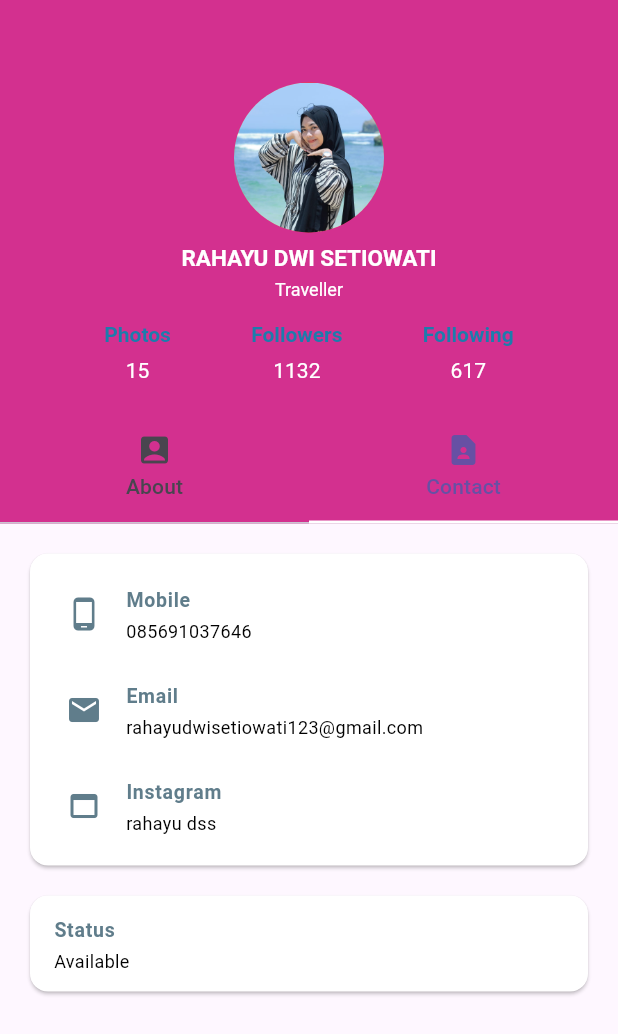
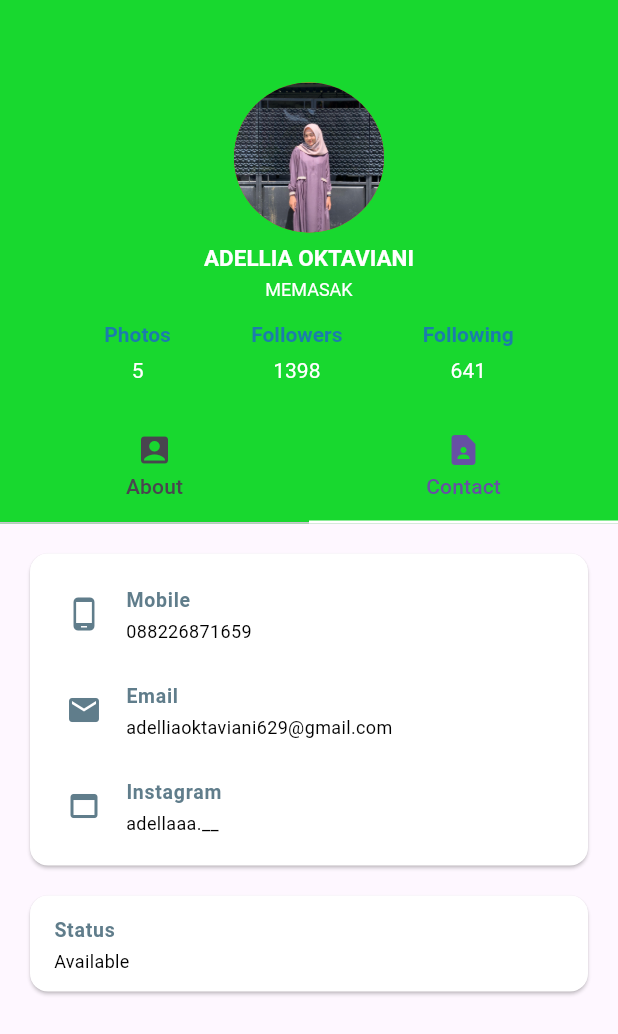
Before and after one commit to adellia1/MOBPRO_UTS, a Flutter app: the screen it shows after launch, tab 2 chosen, on a phone screen of 412 x 824 dp. Shown: the top 1034 px of the screen. Run offline on Flutter 3.47's test engine with Material 3 defaults, Android fonts, the phone set to English and light mode, and no system bars.

Commit message:
first commit

```diff
--- a/lib/main.dart
+++ b/lib/main.dart
@@ -48,7 +48,7 @@ class _ProfilePageState extends State<ProfilePage> {
       length: tabs.length,
       child: Scaffold(
         appBar: AppBar(
-          backgroundColor: Color.fromARGB(255, 211, 48, 143),
+          backgroundColor: Color.fromARGB(255, 24, 216, 47),
           titleTextStyle: const TextStyle(
             color: Colors.white,
           ),
@@ -94,7 +94,7 @@ class _ProfilePageState extends State<ProfilePage> {
         bottom: 5.0,
       ),
       child: Text(
-        "Traveller",
+        "MEMASAK",
         style: TextStyle(
           fontWeight: FontWeight.normal,
           fontSize: 12,
@@ -107,7 +107,7 @@ class _ProfilePageState extends State<ProfilePage> {
     return const Padding(
       padding: EdgeInsets.only(top: 8.0),
       child: Text(
-        "RAHAYU DWI SETIOWATI",
+        "ADELLIA OKTAVIANI",
         style: TextStyle(
           fontSize: 15,
           fontWeight: FontWeight.bold,
@@ -131,7 +131,7 @@ class _ProfilePageState extends State<ProfilePage> {
             ),
             SizedBox(height: 8.0),
             Text(
-              "15",
+              "5",
               style: TextStyle(fontWeight: FontWeight.normal),
             ),
           ],
@@ -147,7 +147,7 @@ class _ProfilePageState extends State<ProfilePage> {
             ),
             SizedBox(height: 8.0),
             Text(
-              "1132",
+              "1398",
               style: TextStyle(fontWeight: FontWeight.normal),
             ),
           ],
@@ -163,7 +163,7 @@ class _ProfilePageState extends State<ProfilePage> {
             ),
             SizedBox(height: 8.0),
             Text(
-              "617",
+              "641",
               style: TextStyle(fontWeight: FontWeight.normal),
             ),
           ],
@@ -184,9 +184,8 @@ Container profilePhotos() {
       child: CircleAvatar(
         radius: 100,
         backgroundColor: Colors.transparent,
-      backgroundImage: AssetImage('img/rahayu.jpg'),
+        backgroundImage: AssetImage('img/adel.jpg'),
       ),
     );
   }
-
 }
--- a/lib/sections/about_section.dart
+++ b/lib/sections/about_section.dart
@@ -19,7 +19,7 @@ class AboutSection extends StatelessWidget {
         child: Container(
           padding: const EdgeInsets.all(30),
           child: const Text(
-            "Nama saya Rahayu Dwi Setiowati, lahir di Purbalingga, 19 Maret 2003,  saya adalah anak kedua dari tiga bersaudara, dari pasangan Rusmiarto dan Sami. Ayu adalah nama panggilanku. Saya terlahir di keluarga yang sederhana, ayah seorang pedagang, sedangkan ibu bekerja sebagai Ibu Rumah Tangga (IRT). Sejak kecil, saya selalu dinasehati oleh ayah saya untuk selalu rajin beribadah, jujur dan baik terhadap sesama. Ketika berumur 7 tahun, saya memulai pendidikan di SDN 1 Mipiran, kemudian setelah lulus melanjutkan pendidikannya di SMPN 2 Padamara, di tahun 2011 Setelah lulus dari SMP di tahun 2014, saya melanjutkan pendidikannya di SMK N 1 Kutasari.",
+            "Namanya adalah Adellia oktaviani, lahir di Purbalingga, 08 Oktober 2003, ia adalah anak pertama dari dua bersaudara, adel adalah nama panggilannya. Ia empuyai hobi memasak, karena bagi adel memasak bisa menghilangkan rasa jenuh. Adel sekarang sedang menempuh pendidikan disalah satu universitas di Purwokerto yaitu STMIK Widya Utama Purwokerto jurusan Teknik informatika.",
             style: TextStyle(color: Colors.black),
           ),
         ),
--- a/lib/sections/contact_section.dart
+++ b/lib/sections/contact_section.dart
@@ -59,7 +59,7 @@ Card contactDetail() {
               style: TextStyle(fontWeight: FontWeight.bold),
             ),
             subtitle: Text(
-              "085691037646",
+              "088226871659",
               style: TextStyle(color: Colors.black),
             ),
             dense: true,
@@ -73,7 +73,7 @@ Card contactDetail() {
               style: TextStyle(fontWeight: FontWeight.bold),
             ),
             subtitle: Text(
-              "rahayudwisetiowati123@gmail.com",
+              "adelliaoktaviani629@gmail.com",
               style: TextStyle(color: Colors.black),
             ),
             dense: true,
@@ -87,7 +87,7 @@ Card contactDetail() {
               style: TextStyle(fontWeight: FontWeight.bold),
             ),
             subtitle: Text(
-              "rahayu dss",
+              "adellaaa.__",
               style: TextStyle(color: Colors.black),
             ),
             dense: true,
--- a/pubspec.yaml
+++ b/pubspec.yaml
@@ -58,8 +58,7 @@ flutter:
   # the material Icons class.
   uses-material-design: true
   assets:
-   - img/ayu2.jpg
-   - img/rahayu.jpg
+   - img/adel.jpg
 
   # To add assets to your application, add an assets section, like this:
   # assets:
```
Also changed, not shown: img/adel.jpg (added), img/rahayu.jpg (deleted), 1 other file. Lines whose indentation alone changed are shown as unchanged.
